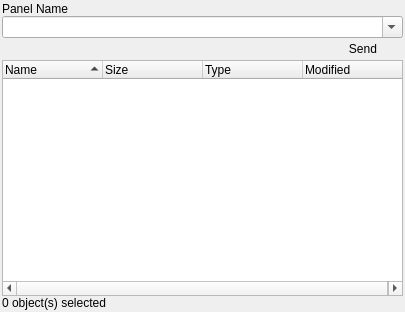
This is source/client/ui/file_panel.ui in dchapyshev/aspia as Qt 5 draws it before an edit. The edited form follows.
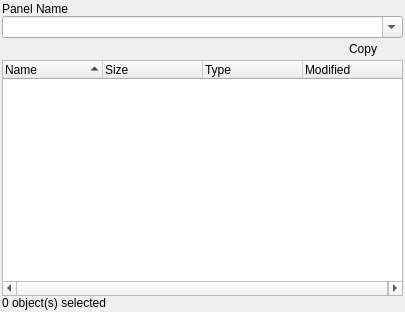
This is the edited form. Icons and pictures are not drawn.

Patch:
```diff
--- a/source/client/ui/file_panel.ui
+++ b/source/client/ui/file_panel.ui
@@ -175,7 +175,7 @@
          <enum>Qt::LeftToRight</enum>
         </property>
         <property name="text">
-         <string>Send</string>
+         <string>Copy</string>
         </property>
         <property name="icon">
          <iconset resource="../../resources/resources.qrc">
```
